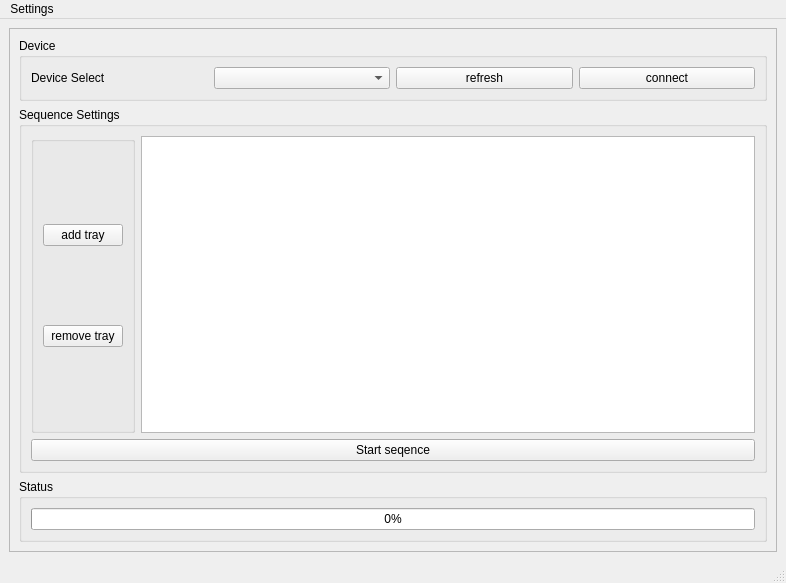
Before: the Qt Designer form mainwindow.ui in nrish/machine-interface-caltech, drawn with Qt 5.
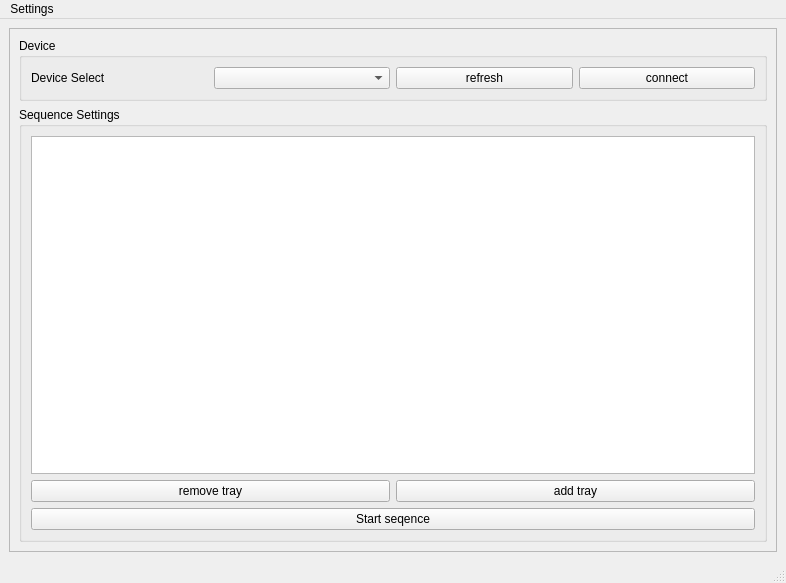
After: the same form once the commit is applied.

Commit message: fixed QByteArray data

Diff of the .ui file:
```diff
--- a/mainwindow.ui
+++ b/mainwindow.ui
@@ -84,55 +84,27 @@
           <string>Sequence Settings</string>
          </property>
          <layout class="QGridLayout" name="gridLayout_3">
-          <item row="2" column="0" rowspan="2">
-           <widget class="QGroupBox" name="">
-            <layout class="QVBoxLayout" name="verticalLayout_2">
-             <item>
-              <widget class="QPushButton" name="tray_add">
-               <property name="text">
-                <string>add tray</string>
-               </property>
-              </widget>
-             </item>
-             <item>
-              <widget class="QPushButton" name="tray_remove">
-               <property name="text">
-                <string>remove tray</string>
-               </property>
-              </widget>
-             </item>
-            </layout>
+          <item row="4" column="1">
+           <widget class="QPushButton" name="tray_add">
+            <property name="text">
+             <string>add tray</string>
+            </property>
            </widget>
           </item>
-          <item row="2" column="1" rowspan="2">
+          <item row="2" column="0" rowspan="2" colspan="2">
            <widget class="QListWidget" name="trayList"/>
           </item>
-          <item row="4" column="0" colspan="2">
+          <item row="6" column="0" colspan="2">
            <widget class="QPushButton" name="startButton">
             <property name="text">
              <string>Start seqence</string>
             </property>
            </widget>
           </item>
-         </layout>
-        </widget>
-       </item>
-       <item>
-        <widget class="QGroupBox" name="groupBoxStatus">
-         <property name="sizePolicy">
-          <sizepolicy hsizetype="Preferred" vsizetype="Maximum">
-           <horstretch>0</horstretch>
-           <verstretch>0</verstretch>
-          </sizepolicy>
-         </property>
-         <property name="title">
-          <string>Status</string>
-         </property>
-         <layout class="QGridLayout" name="gridLayout_2">
-          <item row="4" column="0" colspan="2">
-           <widget class="QProgressBar" name="progressBar">
-            <property name="value">
-             <number>0</number>
+          <item row="4" column="0">
+           <widget class="QPushButton" name="tray_remove">
+            <property name="text">
+             <string>remove tray</string>
             </property>
            </widget>
           </item>
```
The commit also changes 2 other files.
